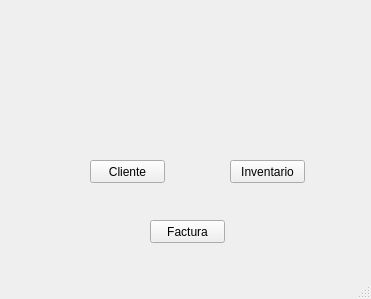
Qt form mainwindow.ui (davatem17/proyectoC) before a commit.
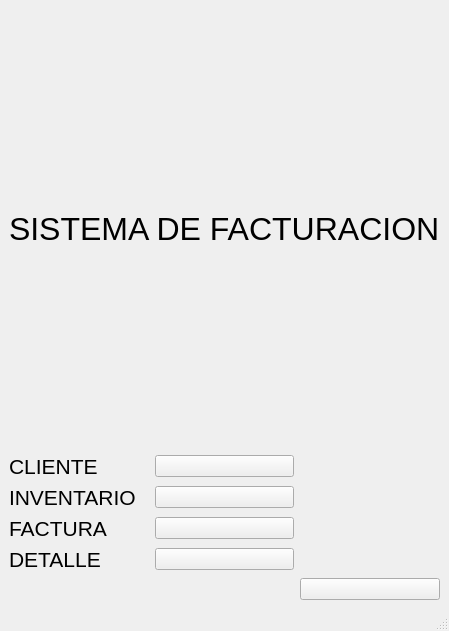
The same form after that commit. Icons and pictures are not drawn.

The edit to the form file:
```diff
--- a/mainwindow.ui
+++ b/mainwindow.ui
@@ -6,53 +6,161 @@
    <rect>
     <x>0</x>
     <y>0</y>
-    <width>371</width>
-    <height>299</height>
+    <width>427</width>
+    <height>631</height>
    </rect>
   </property>
   <property name="windowTitle">
    <string>Facturacion</string>
   </property>
   <widget class="QWidget" name="centralwidget">
-   <widget class="QPushButton" name="btcliete">
-    <property name="geometry">
-     <rect>
-      <x>90</x>
-      <y>160</y>
-      <width>75</width>
-      <height>23</height>
-     </rect>
-    </property>
-    <property name="text">
-     <string>Cliente</string>
-    </property>
-   </widget>
-   <widget class="QPushButton" name="btinventario">
-    <property name="geometry">
-     <rect>
-      <x>230</x>
-      <y>160</y>
-      <width>75</width>
-      <height>23</height>
-     </rect>
-    </property>
-    <property name="text">
-     <string>Inventario</string>
-    </property>
-   </widget>
-   <widget class="QPushButton" name="btfactura">
-    <property name="geometry">
-     <rect>
-      <x>150</x>
-      <y>220</y>
-      <width>75</width>
-      <height>23</height>
-     </rect>
-    </property>
-    <property name="text">
-     <string>Factura</string>
-    </property>
-   </widget>
+   <layout class="QGridLayout" name="gridLayout">
+    <item row="1" column="0">
+     <widget class="QLabel" name="label_2">
+      <property name="font">
+       <font>
+        <pointsize>16</pointsize>
+       </font>
+      </property>
+      <property name="text">
+       <string>CLIENTE</string>
+      </property>
+     </widget>
+    </item>
+    <item row="1" column="1">
+     <widget class="QPushButton" name="btcliete">
+      <property name="text">
+       <string/>
+      </property>
+      <property name="icon">
+       <iconset>
+        <normaloff>../build-factura-Desktop_Qt_5_15_0_MinGW_64_bit-Release/images/icon_usuario.png</normaloff>../build-factura-Desktop_Qt_5_15_0_MinGW_64_bit-Release/images/icon_usuario.png</iconset>
+      </property>
+      <property name="iconSize">
+       <size>
+        <width>100</width>
+        <height>100</height>
+       </size>
+      </property>
+     </widget>
+    </item>
+    <item row="2" column="0">
+     <widget class="QLabel" name="label_3">
+      <property name="font">
+       <font>
+        <pointsize>16</pointsize>
+       </font>
+      </property>
+      <property name="text">
+       <string>INVENTARIO</string>
+      </property>
+     </widget>
+    </item>
+    <item row="0" column="0" colspan="3">
+     <widget class="QLabel" name="label">
+      <property name="font">
+       <font>
+        <pointsize>24</pointsize>
+       </font>
+      </property>
+      <property name="text">
+       <string>SISTEMA DE FACTURACION</string>
+      </property>
+     </widget>
+    </item>
+    <item row="3" column="0">
+     <widget class="QLabel" name="label_4">
+      <property name="font">
+       <font>
+        <pointsize>16</pointsize>
+       </font>
+      </property>
+      <property name="text">
+       <string>FACTURA</string>
+      </property>
+     </widget>
+    </item>
+    <item row="2" column="1">
+     <widget class="QPushButton" name="btinventario">
+      <property name="text">
+       <string/>
+      </property>
+      <property name="icon">
+       <iconset>
+        <normaloff>../build-factura-Desktop_Qt_5_15_0_MinGW_64_bit-Release/images/icon_inventario.png</normaloff>../build-factura-Desktop_Qt_5_15_0_MinGW_64_bit-Release/images/icon_inventario.png</iconset>
+      </property>
+      <property name="iconSize">
+       <size>
+        <width>100</width>
+        <height>100</height>
+       </size>
+      </property>
+     </widget>
+    </item>
+    <item row="3" column="1">
+     <widget class="QPushButton" name="btfactura">
+      <property name="text">
+       <string/>
+      </property>
+      <property name="icon">
+       <iconset>
+        <normaloff>../build-factura-Desktop_Qt_5_15_0_MinGW_64_bit-Release/images/icon_factura.png</normaloff>../build-factura-Desktop_Qt_5_15_0_MinGW_64_bit-Release/images/icon_factura.png</iconset>
+      </property>
+      <property name="iconSize">
+       <size>
+        <width>100</width>
+        <height>100</height>
+       </size>
+      </property>
+     </widget>
+    </item>
+    <item row="4" column="1">
+     <widget class="QPushButton" name="btdetalle">
+      <property name="text">
+       <string/>
+      </property>
+      <property name="icon">
+       <iconset>
+        <normaloff>../build-factura-Desktop_Qt_5_15_0_MinGW_64_bit-Release/images/fa.png</normaloff>../build-factura-Desktop_Qt_5_15_0_MinGW_64_bit-Release/images/fa.png</iconset>
+      </property>
+      <property name="iconSize">
+       <size>
+        <width>100</width>
+        <height>100</height>
+       </size>
+      </property>
+     </widget>
+    </item>
+    <item row="4" column="0">
+     <widget class="QLabel" name="label_5">
+      <property name="font">
+       <font>
+        <pointsize>16</pointsize>
+       </font>
+      </property>
+      <property name="text">
+       <string>DETALLE</string>
+      </property>
+     </widget>
+    </item>
+    <item row="5" column="2">
+     <widget class="QPushButton" name="pushButton">
+      <property name="text">
+       <string/>
+      </property>
+      <property name="icon">
+       <iconset>
+        <normaloff>../build-factura-Desktop_Qt_5_15_0_MinGW_64_bit-Release/images/salir.png</normaloff>../build-factura-Desktop_Qt_5_15_0_MinGW_64_bit-Release/images/salir.png</iconset>
+      </property>
+      <property name="iconSize">
+       <size>
+        <width>100</width>
+        <height>50</height>
+       </size>
+      </property>
+     </widget>
+    </item>
+   </layout>
   </widget>
   <widget class="QStatusBar" name="statusbar"/>
  </widget>
```
